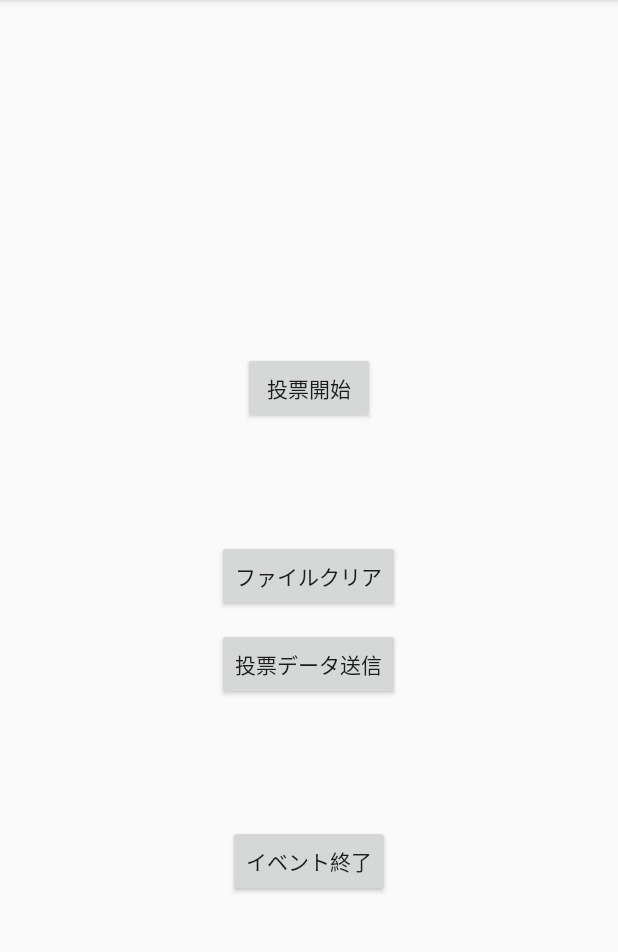
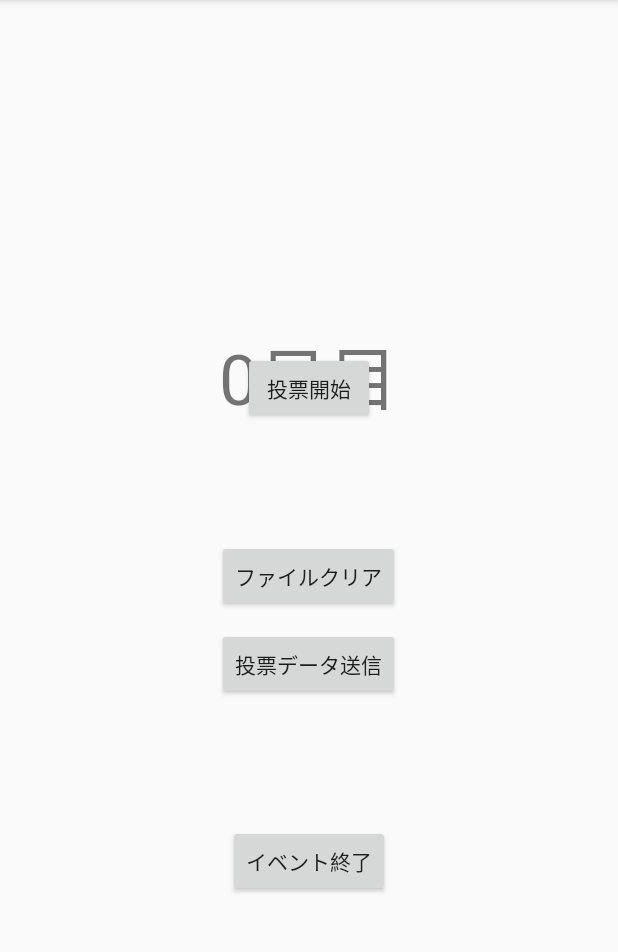
Before and after one commit to tsukuba-pbl/16_4_Android, an Android app: the VoteActivity screen opened directly, with no data from a screen before it, after a tap on "投票データ送信", on a phone screen of 412 x 824 dp, the part 84-1036 px from its top. Run offline under Robolectric (Android 15) with nearby library versions, the phone set to English and light mode, and no system bars; network calls fail.

Commit message:
イベントQRにevent_dayが含まれているとき、ファイル名にevent_dayを含めて送信することが完了。データは一旦同じところに入れているので、ファイルをちゃんと作って入れるようにしないといけないことが分かった。

```diff
--- a/app/src/main/java/com/example/ts_quartetto/qrcodereader/HandlerQRCode.java
+++ b/app/src/main/java/com/example/ts_quartetto/qrcodereader/HandlerQRCode.java
@@ -15,9 +15,10 @@ import java.nio.channels.FileChannel;
 public class HandlerQRCode extends HandlerFile {
     static public String eventid = "";
     static public String eventname = "";
+    static public Integer eventday = 0;
 
-    private String[] jsonEventFormat = {"event_id", "event_name"};
-    private String[] jsonVoteFormat = {"event_id", "voter_id", "voter_name", "name_1", "name_2", "name_3"};
+    private String[] jsonEventFormat = {"event_id", "event_name", "event_day"};
+    private String[] jsonVoteFormat = {"event_id", "voter_id", "name_1", "name_2", "name_3"};
     private String basepath = "/storage/emulated/0/";
     private String filepath = "/storage/emulated/0/target.csv";   // SDcard path
     private Utility utility = new Utility();
--- a/app/src/main/java/com/example/ts_quartetto/qrcodereader/MainActivityReadEventQRCode.java
+++ b/app/src/main/java/com/example/ts_quartetto/qrcodereader/MainActivityReadEventQRCode.java
@@ -109,6 +109,7 @@ public class MainActivityReadEventQRCode extends AppCompatActivity {
             try {
                 qrHandler.eventid = event_json.getString("event_id");
                 qrHandler.eventname = event_json.getString("event_name");
+                qrHandler.eventday = event_json.getInt("event_day");
                 Intent intent = new Intent(getApplicationContext(), VoteActivity.class);
                 startActivity(intent);
             } catch (JSONException e) {
--- a/app/src/main/java/com/example/ts_quartetto/qrcodereader/VoteActivity.java
+++ b/app/src/main/java/com/example/ts_quartetto/qrcodereader/VoteActivity.java
@@ -32,6 +32,8 @@ public class VoteActivity extends AppCompatActivity {
         eventName.setText(qrHandler.eventname);
         TextView eventId = (TextView)findViewById(R.id.text_event_id);
         eventId.setText(qrHandler.eventid);
+        TextView eventDay = (TextView)findViewById(R.id.text_event_day);
+        eventDay.setText(qrHandler.eventday+"日目");
 
         //create QRCodeReader button
         //ボタン押されたらQRコードリーダの表示
@@ -64,7 +66,7 @@ public class VoteActivity extends AppCompatActivity {
                     @Override
                     public void run() {
                         try {
-                            utility.HttpPost(qrHandler.ChangeFilePath(qrHandler.eventid + "_" + mac), server_file_name, server_addr);
+                            utility.HttpPost(qrHandler.ChangeFilePath(qrHandler.eventid + "_" + qrHandler.eventday + "_" + mac), server_file_name, server_addr);
                         } catch (IOException e) {e.printStackTrace();}
                     }
                 })).start();
@@ -79,6 +81,7 @@ public class VoteActivity extends AppCompatActivity {
                 qrHandler.Clear();
                 qrHandler.eventname = "";
                 qrHandler.eventid = "";
+                qrHandler.eventday = 0;
                 Intent intent = new Intent(getApplicationContext(), MainActivity.class);
                 startActivity(intent);
             }
--- a/app/src/main/res/layout/activity_vote_main.xml
+++ b/app/src/main/res/layout/activity_vote_main.xml
@@ -41,9 +41,6 @@
         android:text="Event_name"
         android:layout_width="wrap_content"
         android:layout_height="wrap_content"
-        android:layout_marginTop="100dp"
-        android:layout_marginLeft="150dp"
-        android:layout_marginRight="150dp"
         android:textSize="100px"
         android:id="@+id/text_event_name"
         android:layout_alignParentTop="true"
@@ -68,7 +65,15 @@
         android:layout_alignParentBottom="true"
         android:layout_centerHorizontal="true" />
 
-
+    <TextView
+        android:text="Event_day"
+        android:layout_width="wrap_content"
+        android:layout_height="wrap_content"
+        android:textSize="70px"
+        android:id="@+id/text_event_day"
+        android:layout_below="@+id/text_event_id"
+        android:layout_centerHorizontal="true"
+        android:layout_marginTop="40dp" />
 
 
 </RelativeLayout>
```
Also changed, not shown: 1 other file.
